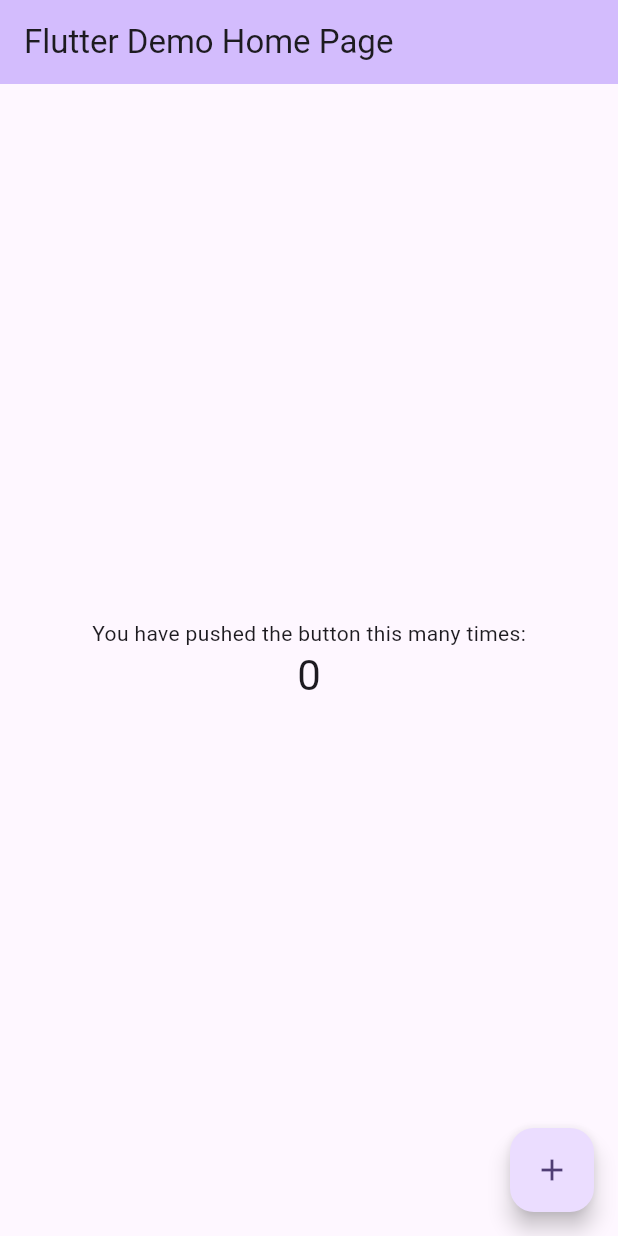
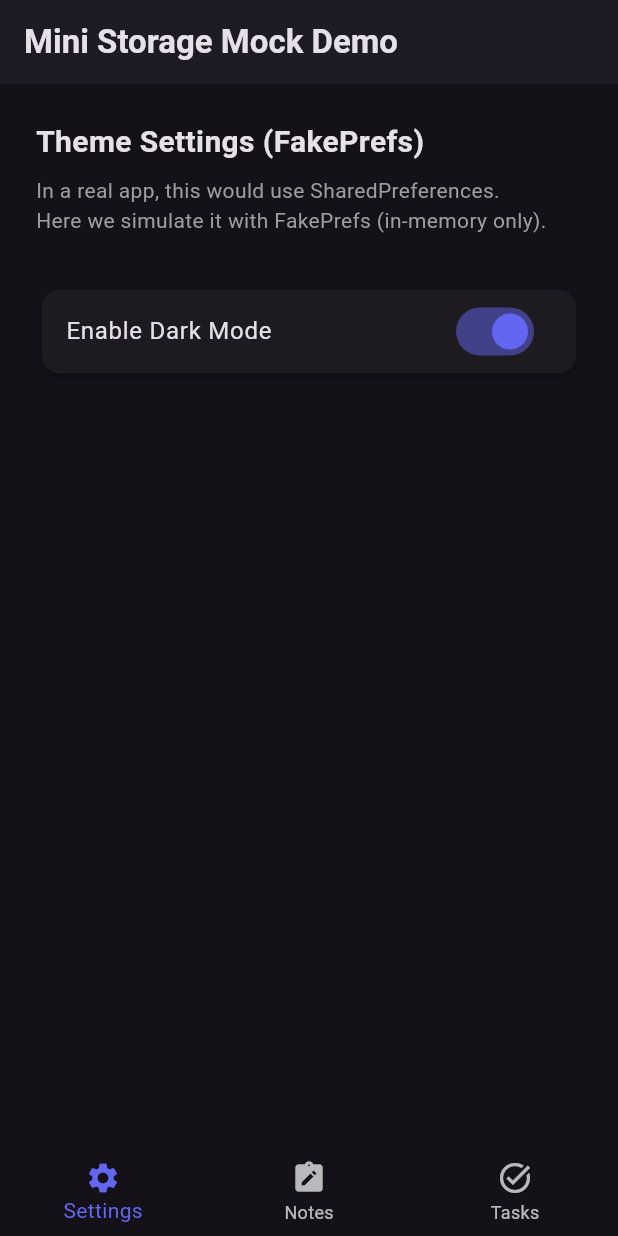
Before and after one commit to kienphanzzz/PRM393, a Flutter app: the screen it shows after launch, on a phone screen of 412 x 824 dp. Run offline on Flutter 3.47's test engine with Material 3 defaults, Android fonts, the light colour scheme and no system bars.

Commit message:
feat: complete Lab 9 offline-first multi-storage app

```diff
--- a/Lab/Lab09/lib/main.dart
+++ b/Lab/Lab09/lib/main.dart
@@ -1,121 +1,328 @@
 import 'package:flutter/material.dart';
+import 'dart:convert';
 
 void main() {
   runApp(const MyApp());
 }
 
-class MyApp extends StatelessWidget {
+class MyApp extends StatefulWidget {
   const MyApp({super.key});
 
-  // This widget is the root of your application.
   @override
-  Widget build(BuildContext context) {
-    return MaterialApp(
-      title: 'Flutter Demo',
-      theme: ThemeData(
-        // This is the theme of your application.
-        //
-        // TRY THIS: Try running your application with "flutter run". You'll see
-        // the application has a purple toolbar. Then, without quitting the app,
-        // try changing the seedColor in the colorScheme below to Colors.green
-        // and then invoke "hot reload" (save your changes or press the "hot
-        // reload" button in a Flutter-supported IDE, or press "r" if you used
-        // the command line to start the app).
-        //
-        // Notice that the counter didn't reset back to zero; the application
-        // state is not lost during the reload. To reset the state, use hot
-        // restart instead.
-        //
-        // This works for code too, not just values: Most code changes can be
-        // tested with just a hot reload.
-        colorScheme: .fromSeed(seedColor: Colors.deepPurple),
-      ),
-      home: const MyHomePage(title: 'Flutter Demo Home Page'),
-    );
-  }
+  State<MyApp> createState() => _MyAppState();
 }
 
-class MyHomePage extends StatefulWidget {
-  const MyHomePage({super.key, required this.title});
-
-  // This widget is the home page of your application. It is stateful, meaning
-  // that it has a State object (defined below) that contains fields that affect
-  // how it looks.
-
-  // This class is the configuration for the state. It holds the values (in this
-  // case the title) provided by the parent (in this case the App widget) and
-  // used by the build method of the State. Fields in a Widget subclass are
-  // always marked "final".
-
-  final String title;
+class _MyAppState extends State<MyApp> {
+  bool _isDarkMode = true;
 
   @override
-  State<MyHomePage> createState() => _MyHomePageState();
-}
+  void initState() {
+    super.initState();
+    _loadThemeSettings();
+  }
 
-class _MyHomePageState extends State<MyHomePage> {
-  int _counter = 0;
+  void _loadThemeSettings() {
+    setState(() {
+      _isDarkMode = FakePrefs.getBool('isDarkMode', defaultValue: true);
+    });
+  }
 
-  void _incrementCounter() {
+  void _toggleTheme(bool value) {
     setState(() {
-      // This call to setState tells the Flutter framework that something has
-      // changed in this State, which causes it to rerun the build method below
-      // so that the display can reflect the updated values. If we changed
-      // _counter without calling setState(), then the build method would not be
-      // called again, and so nothing would appear to happen.
-      _counter++;
+      _isDarkMode = value;
+      FakePrefs.setBool('isDarkMode', value);
     });
   }
 
   @override
   Widget build(BuildContext context) {
-    // This method is rerun every time setState is called, for instance as done
-    // by the _incrementCounter method above.
-    //
-    // The Flutter framework has been optimized to make rerunning build methods
-    // fast, so that you can just rebuild anything that needs updating rather
-    // than having to individually change instances of widgets.
-    return Scaffold(
-      appBar: AppBar(
-        // TRY THIS: Try changing the color here to a specific color (to
-        // Colors.amber, perhaps?) and trigger a hot reload to see the AppBar
-        // change color while the other colors stay the same.
-        backgroundColor: Theme.of(context).colorScheme.inversePrimary,
-        // Here we take the value from the MyHomePage object that was created by
-        // the App.build method, and use it to set our appbar title.
-        title: Text(widget.title),
+    return MaterialApp(
+      debugShowCheckedModeBanner: false,
+      title: 'Mini Storage Mock Demo',
+      theme: _isDarkMode ? ThemeData.dark() : ThemeData.light(),
+      home: Lab9HomeScreen(
+        isDarkMode: _isDarkMode,
+        onThemeChanged: _toggleTheme,
       ),
-      body: Center(
-        // Center is a layout widget. It takes a single child and positions it
-        // in the middle of the parent.
+    );
+  }
+}
+
+class FakePrefs {
+  static final Map<String, dynamic> _storage = {};
+
+  static bool getBool(String key, {required bool defaultValue}) {
+    return _storage.containsKey(key) ? _storage[key] as bool : defaultValue;
+  }
+
+  static void setBool(String key, bool value) {
+    _storage[key] = value;
+  }
+}
+
+class NoteModel {
+  final String id;
+  final String content;
+
+  NoteModel({required this.id, required this.content});
+
+  Map<String, dynamic> toMap() => {'id': id, 'content': content};
+  factory NoteModel.fromMap(Map<String, dynamic> map) => NoteModel(id: map['id'], content: map['content']);
+}
+
+class FakeJsonFileStorage {
+  static String _fakeFileContent = "[]";
+
+  static Future<void> writeNotes(List<NoteModel> notes) async {
+    List<Map<String, dynamic>> mapList = notes.map((n) => n.toMap()).toList();
+    _fakeFileContent = jsonEncode(mapList);
+  }
+
+  static Future<List<NoteModel>> readNotes() async {
+    List<dynamic> decodedList = jsonDecode(_fakeFileContent);
+    return decodedList.map((item) => NoteModel.fromMap(item)).toList();
+  }
+}
+
+class TodoTask {
+  final int id;
+  final String title;
+  int isCompleted;
+
+  TodoTask({required this.id, required this.title, required this.isCompleted});
+
+  Map<String, dynamic> toMap() => {'id': id, 'title': title, 'isCompleted': isCompleted};
+}
+
+class FakeSQLiteDatabase {
+  static final List<Map<String, dynamic>> _taskTable = [];
+  static int _idCounter = 1;
+
+  static Future<void> insertTask(String title) async {
+    _taskTable.add({'id': _idCounter++, 'title': title, 'isCompleted': 0});
+  }
+
+  static Future<List<TodoTask>> queryAllTasks() async {
+    return _taskTable.map((row) => TodoTask(
+      id: row['id'],
+      title: row['title'],
+      isCompleted: row['isCompleted'],
+    )).toList();
+  }
+
+  static Future<void> updateTaskStatus(int id, int isCompleted) async {
+    int index = _taskTable.indexWhere((row) => row['id'] == id);
+    if (index != -1) {
+      _taskTable[index]['isCompleted'] = isCompleted;
+    }
+  }
+
+  static Future<void> deleteTask(int id) async {
+    _taskTable.removeWhere((row) => row['id'] == id);
+  }
+}
+
+class Lab9HomeScreen extends StatefulWidget {
+  final bool isDarkMode;
+  final ValueChanged<bool> onThemeChanged;
+
+  const Lab9HomeScreen({super.key, required this.isDarkMode, required this.onThemeChanged});
+
+  @override
+  State<Lab9HomeScreen> createState() => _Lab9HomeScreenState();
+}
+
+class _Lab9HomeScreenState extends State<Lab9HomeScreen> {
+  int _selectedTabIndex = 0;
+  List<NoteModel> _notesList = [];
+  List<TodoTask> _tasksList = [];
+  final _textController = TextEditingController();
+
+  @override
+  void initState() {
+    super.initState();
+    _loadAllOfflineData();
+  }
+
+  Future<void> _loadAllOfflineData() async {
+    List<NoteModel> notes = await FakeJsonFileStorage.readNotes();
+    List<TodoTask> tasks = await FakeSQLiteDatabase.queryAllTasks();
+    setState(() {
+      _notesList = notes;
+      _tasksList = tasks;
+    });
+  }
+
+  Future<void> _addNewNote() async {
+    if (_textController.text.isNotEmpty) {
+      final newNote = NoteModel(id: DateTime.now().toString(), content: _textController.text);
+      _notesList.add(newNote);
+      await FakeJsonFileStorage.writeNotes(_notesList);
+      _textController.clear();
+      _loadAllOfflineData();
+    }
+  }
+
+  Future<void> _addNewTask() async {
+    if (_textController.text.isNotEmpty) {
+      await FakeSQLiteDatabase.insertTask(_textController.text);
+      _textController.clear();
+      _loadAllOfflineData();
+    }
+  }
+
+  Future<void> _toggleTaskCheck(TodoTask task) async {
+    int newStatus = task.isCompleted == 0 ? 1 : 0;
+    await FakeSQLiteDatabase.updateTaskStatus(task.id, newStatus);
+    _loadAllOfflineData();
+  }
+
+  Future<void> _deleteTaskItem(int id) async {
+    await FakeSQLiteDatabase.deleteTask(id);
+    _loadAllOfflineData();
+  }
+
+  @override
+  Widget build(BuildContext context) {
+    final List<Widget> tabScreens = [
+      Padding(
+        padding: const EdgeInsets.all(24.0),
         child: Column(
-          // Column is also a layout widget. It takes a list of children and
-          // arranges them vertically. By default, it sizes itself to fit its
-          // children horizontally, and tries to be as tall as its parent.
-          //
-          // Column has various properties to control how it sizes itself and
-          // how it positions its children. Here we use mainAxisAlignment to
-          // center the children vertically; the main axis here is the vertical
-          // axis because Columns are vertical (the cross axis would be
-          // horizontal).
-          //
-          // TRY THIS: Invoke "debug painting" (choose the "Toggle Debug Paint"
-          // action in the IDE, or press "p" in the console), to see the
-          // wireframe for each widget.
-          mainAxisAlignment: .center,
+          crossAxisAlignment: CrossAxisAlignment.start,
           children: [
-            const Text('You have pushed the button this many times:'),
-            Text(
-              '$_counter',
-              style: Theme.of(context).textTheme.headlineMedium,
+            const Text('Theme Settings (FakePrefs)', style: TextStyle(fontSize: 20, fontWeight: FontWeight.bold)),
+            const SizedBox(height: 8),
+            const Text('In a real app, this would use SharedPreferences.\nHere we simulate it with FakePrefs (in-memory only).', style: TextStyle(color: Colors.grey)),
+            const SizedBox(height: 32),
+            Card(
+              elevation: 2,
+              child: SwitchListTile(
+                title: const Text('Enable Dark Mode'),
+                value: widget.isDarkMode,
+                activeColor: const Color(0xFF6366F1),
+                onChanged: widget.onThemeChanged,
+              ),
             ),
           ],
         ),
       ),
-      floatingActionButton: FloatingActionButton(
-        onPressed: _incrementCounter,
-        tooltip: 'Increment',
-        child: const Icon(Icons.add),
+      Padding(
+        padding: const EdgeInsets.all(20.0),
+        child: Column(
+          children: [
+            Row(
+              children: [
+                Expanded(
+                  child: TextField(
+                    controller: _textController,
+                    decoration: const InputDecoration(labelText: 'Write a quick note...', border: OutlineInputBorder()),
+                  ),
+                ),
+                const SizedBox(width: 12),
+                ElevatedButton(
+                  style: ElevatedButton.styleFrom(backgroundColor: const Color(0xFF6366F1), padding: const EdgeInsets.symmetric(vertical: 16)),
+                  onPressed: _addNewNote,
+                  child: const Text('Save Note'),
+                )
+              ],
+            ),
+            const SizedBox(height: 20),
+            Expanded(
+              child: _notesList.isEmpty
+                  ? const Center(child: Text('No notes found in local JSON file.', style: TextStyle(color: Colors.grey)))
+                  : ListView.builder(
+                itemCount: _notesList.length,
+                itemBuilder: (context, index) {
+                  return Card(
+                    margin: const EdgeInsets.symmetric(vertical: 6),
+                    child: ListTile(
+                      leading: const Icon(Icons.description_outlined, color: Color(0xFF6366F1)),
+                      title: Text(_notesList[index].content),
+                    ),
+                  );
+                },
+              ),
+            )
+          ],
+        ),
+      ),
+      Padding(
+        padding: const EdgeInsets.all(20.0),
+        child: Column(
+          children: [
+            Row(
+              children: [
+                Expanded(
+                  child: TextField(
+                    controller: _textController,
+                    decoration: const InputDecoration(labelText: 'Enter new task...', border: OutlineInputBorder()),
+                  ),
+                ),
+                const SizedBox(width: 12),
+                IconButton.filled(
+                  style: IconButton.styleFrom(backgroundColor: const Color(0xFF6366F1)),
+                  icon: const Icon(Icons.add, color: Colors.white),
+                  onPressed: _addNewTask,
+                )
+              ],
+            ),
+            const SizedBox(height: 20),
+            Expanded(
+              child: _tasksList.isEmpty
+                  ? const Center(child: Text('No tasks inside local SQLite table.', style: TextStyle(color: Colors.grey)))
+                  : ListView.builder(
+                itemCount: _tasksList.length,
+                itemBuilder: (context, index) {
+                  final task = _tasksList[index];
+                  return Card(
+                    margin: const EdgeInsets.symmetric(vertical: 6),
+                    child: ListTile(
+                      leading: Checkbox(
+                        activeColor: const Color(0xFF6366F1),
+                        value: task.isCompleted == 1,
+                        onChanged: (_) => _toggleTaskCheck(task),
+                      ),
+                      title: Text(
+                        task.title,
+                        style: TextStyle(
+                          decoration: task.isCompleted == 1 ? TextDecoration.lineThrough : null,
+                          color: task.isCompleted == 1 ? Colors.grey : null,
+                        ),
+                      ),
+                      trailing: IconButton(
+                        icon: const Icon(Icons.delete_outline, color: Colors.redAccent),
+                        onPressed: () => _deleteTaskItem(task.id),
+                      ),
+                    ),
+                  );
+                },
+              ),
+            )
+          ],
+        ),
+      ),
+    ];
+
+    return Scaffold(
+      appBar: AppBar(
+        title: const Text('Mini Storage Mock Demo', style: TextStyle(fontWeight: FontWeight.bold)),
+        elevation: 1,
+      ),
+      body: tabScreens[_selectedTabIndex],
+      bottomNavigationBar: BottomNavigationBar(
+        currentIndex: _selectedTabIndex,
+        selectedItemColor: const Color(0xFF6366F1),
+        onTap: (index) {
+          setState(() {
+            _selectedTabIndex = index;
+            _textController.clear();
+          });
+        },
+        items: const [
+          BottomNavigationBarItem(icon: Icon(Icons.settings), label: 'Settings'),
+          BottomNavigationBarItem(icon: Icon(Icons.note_alt), label: 'Notes'),
+          BottomNavigationBarItem(icon: Icon(Icons.task_alt), label: 'Tasks'),
+        ],
       ),
     );
   }
--- a/Lab/Lab09/pubspec.yaml
+++ b/Lab/Lab09/pubspec.yaml
@@ -34,6 +34,9 @@ dependencies:
   # The following adds the Cupertino Icons font to your application.
   # Use with the CupertinoIcons class for iOS style icons.
   cupertino_icons: ^1.0.8
+  shared_preferences: ^2.5.5
+  path_provider: ^2.1.5
+  sqflite: ^2.4.2+1
 
 dev_dependencies:
   flutter_test:
```
Also changed, not shown: Lab/Lab09/pubspec.lock.
